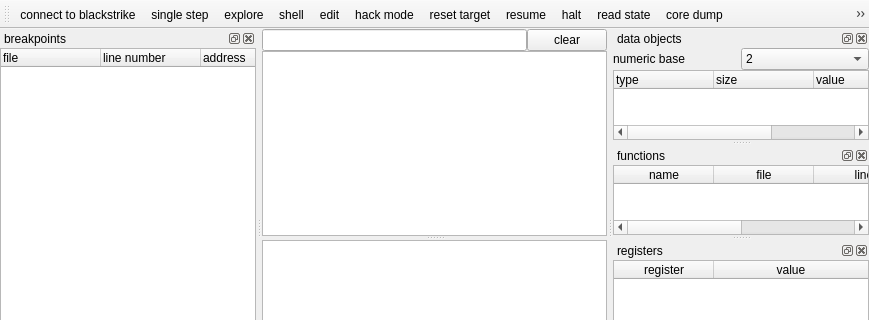
Old version of the form mainwindow.ui in the repository stoyan-shopov/troll; both pictures show x 0 to 869 and y 0 to 320 of the 869 by 654 pixel window.
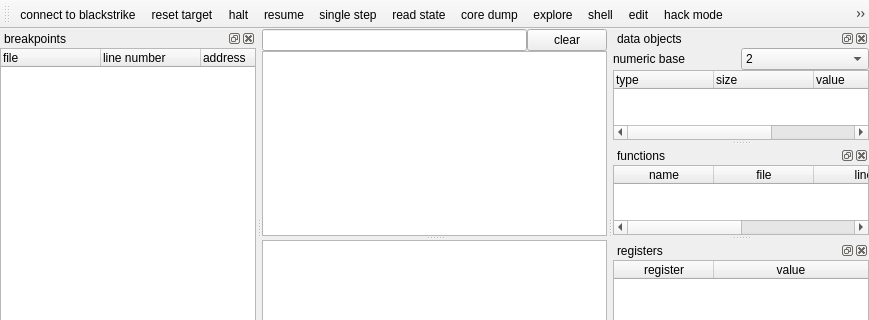
New version of the form.

Commit message: improved target execution control user interface

Patch:
```diff
--- a/mainwindow.ui
+++ b/mainwindow.ui
@@ -80,16 +80,16 @@
     <bool>false</bool>
    </attribute>
    <addaction name="actionBlackstrikeConnect"/>
+   <addaction name="actionReset_target"/>
+   <addaction name="actionHalt"/>
+   <addaction name="actionResume"/>
    <addaction name="actionSingle_step"/>
+   <addaction name="actionRead_state"/>
+   <addaction name="actionCore_dump"/>
    <addaction name="actionExplore"/>
    <addaction name="actionShell"/>
    <addaction name="actionEdit"/>
    <addaction name="actionHack_mode"/>
-   <addaction name="actionReset_target"/>
-   <addaction name="actionResume"/>
-   <addaction name="actionHalt"/>
-   <addaction name="actionRead_state"/>
-   <addaction name="actionCore_dump"/>
    <addaction name="actionShow_disassembly_address_ranges"/>
    <addaction name="separator"/>
   </widget>
```
The commit also changes 4 other files.
